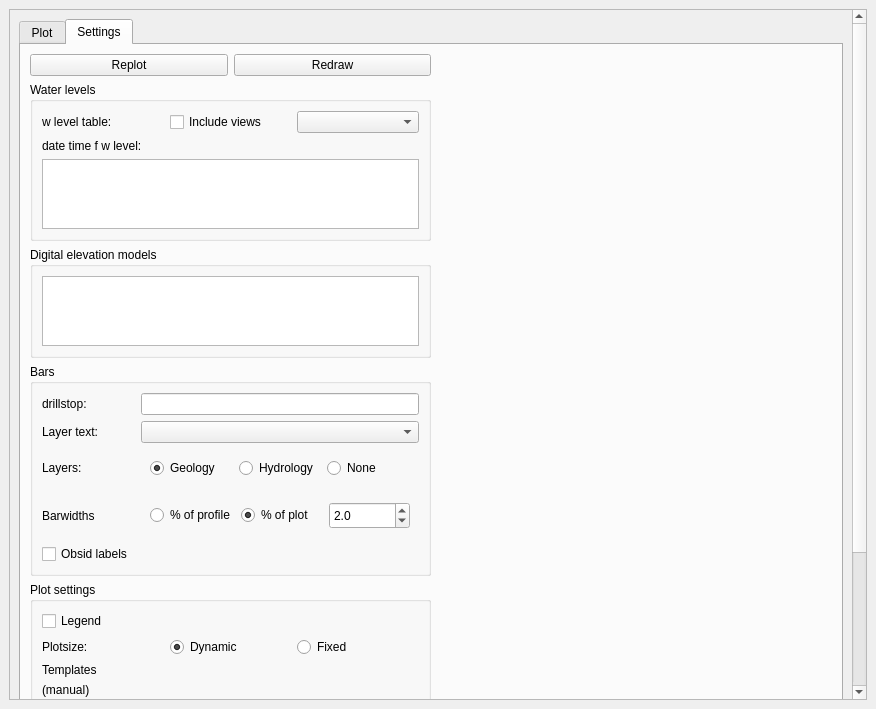
jkall/qgis-midvatten-plugin, file ui/secplotdockwidget.ui: the form before one commit.
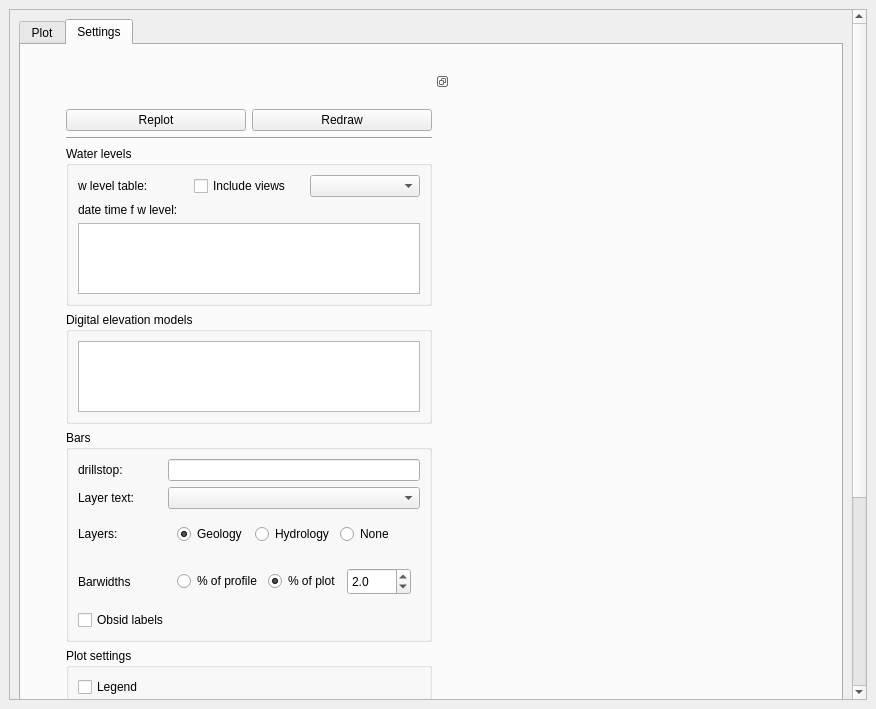
The form after the commit. The open tabs and pages were chosen to show the change. Custom widgets are drawn as their Qt base class.

Commit message: Sectionplot: Sectionplot can now be used with one obsid. No longer limited to more than one.  Sectionplot: Sectionplot can now be used with only a selected line layer (for plotting DEMS and seismic). Sectionplot: Bug fixes.

Diff of the .ui file:
```diff
--- a/ui/secplotdockwidget.ui
+++ b/ui/secplotdockwidget.ui
@@ -28,16 +28,22 @@
         <rect>
          <x>0</x>
          <y>0</y>
-         <width>854</width>
-         <height>662</height>
+         <width>835</width>
+         <height>789</height>
         </rect>
        </property>
        <layout class="QVBoxLayout" name="verticalLayout_9">
         <item>
          <widget class="QTabWidget" name="tabWidget">
+          <property name="tabShape">
+           <enum>QTabWidget::Rounded</enum>
+          </property>
           <property name="currentIndex">
            <number>0</number>
           </property>
+          <property name="elideMode">
+           <enum>Qt::ElideNone</enum>
+          </property>
           <property name="documentMode">
            <bool>false</bool>
           </property>
@@ -79,8 +85,31 @@
            <attribute name="title">
             <string>Settings</string>
            </attribute>
-           <layout class="QVBoxLayout" name="verticalLayout_11">
+           <layout class="QHBoxLayout" name="horizontalLayout_7">
             <item>
+             <widget class="QWidget" name="widget_2" native="true">
+              <layout class="QHBoxLayout" name="horizontalLayout_9">
+               <item>
+                <widget class="QWidget" name="widget_4" native="true">
+                 <layout class="QVBoxLayout" name="verticalLayout_4">
+                  <item>
+                   <widget class="QDockWidget" name="settingsdockWidget">
+                    <property name="sizePolicy">
+                     <sizepolicy hsizetype="Minimum" vsizetype="Minimum">
+                      <horstretch>0</horstretch>
+                      <verstretch>0</verstretch>
+                     </sizepolicy>
+                    </property>
+                    <property name="features">
+                     <set>QDockWidget::DockWidgetFloatable|QDockWidget::DockWidgetMovable</set>
+                    </property>
+                    <property name="windowTitle">
+                     <string/>
+                    </property>
+                    <widget class="QWidget" name="dockWidgetContents_2">
+                     <layout class="QHBoxLayout" name="horizontalLayout_8">
+                      <item>
+                       <widget class="QWidget" name="settingswidget" native="true">
              <layout class="QHBoxLayout" name="horizontalLayout_6">
               <item>
                <layout class="QVBoxLayout" name="verticalLayout_7">
@@ -115,7 +144,20 @@
                  </layout>
                 </item>
                 <item>
-                 <widget class="QgsCollapsibleGroupBox" name="mGroupBox">
+                            <widget class="Line" name="line">
+                             <property name="sizePolicy">
+                              <sizepolicy hsizetype="Preferred" vsizetype="Fixed">
+                               <horstretch>0</horstretch>
+                               <verstretch>0</verstretch>
+                              </sizepolicy>
+                             </property>
+                             <property name="orientation">
+                              <enum>Qt::Horizontal</enum>
+                             </property>
+                            </widget>
+                           </item>
+                           <item>
+                            <widget class="QgsCollapsibleGroupBox" name="wlvl_groupbox">
                   <property name="title">
                    <string>Water levels</string>
                   </property>
@@ -172,6 +214,12 @@
                    </item>
                    <item>
                     <widget class="QTextEdit" name="datetimetextEdit">
+                                <property name="sizePolicy">
+                                 <sizepolicy hsizetype="Preferred" vsizetype="Expanding">
+                                  <horstretch>0</horstretch>
+                                  <verstretch>0</verstretch>
+                                 </sizepolicy>
+                                </property>
                      <property name="toolTip">
                       <string>&lt;!DOCTYPE HTML PUBLIC &quot;-//W3C//DTD HTML 4.0//EN&quot; &quot;http://www.w3.org/TR/REC-html40/strict.dtd&quot;&gt;
 &lt;html&gt;&lt;head&gt;&lt;meta name=&quot;qrichtext&quot; content=&quot;1&quot; /&gt;&lt;style type=&quot;text/css&quot;&gt;
@@ -200,6 +248,12 @@
                   <layout class="QVBoxLayout" name="verticalLayout_8">
                    <item>
                     <widget class="QListWidget" name="inData">
+                                <property name="sizePolicy">
+                                 <sizepolicy hsizetype="Preferred" vsizetype="Expanding">
+                                  <horstretch>0</horstretch>
+                                  <verstretch>0</verstretch>
+                                 </sizepolicy>
+                                </property>
                      <property name="cursor" stdset="0">
                       <cursorShape>ArrowCursor</cursorShape>
                      </property>
@@ -280,6 +334,12 @@
                    </item>
                    <item row="0" column="1" colspan="3">
                     <widget class="QLineEdit" name="drillstoplineEdit">
+                                <property name="sizePolicy">
+                                 <sizepolicy hsizetype="Preferred" vsizetype="Fixed">
+                                  <horstretch>0</horstretch>
+                                  <verstretch>0</verstretch>
+                                 </sizepolicy>
+                                </property>
                      <property name="toolTip">
                       <string extracomment="not yet implemented">select specific drillstop that will be indicated in plot, use % for wildcard</string>
                      </property>
@@ -293,7 +353,7 @@
                     </widget>
                    </item>
                    <item row="2" column="1" colspan="3">
-                    <widget class="QWidget" name="" native="true">
+                               <widget class="QWidget" name="widget" native="true">
                      <layout class="QHBoxLayout" name="horizontalLayout_2">
                       <item>
                        <widget class="QRadioButton" name="Stratigraphy_radioButton">
@@ -333,7 +393,7 @@
                     </widget>
                    </item>
                    <item row="3" column="1" colspan="3">
-                    <widget class="QWidget" name="" native="true">
+                               <widget class="QWidget" name="widget_3" native="true">
                      <layout class="QHBoxLayout" name="horizontalLayout_3">
                       <item>
                        <widget class="QRadioButton" name="width_of_profile">
@@ -527,20 +587,12 @@
                 </item>
                </layout>
               </item>
-              <item>
-               <spacer name="horizontalSpacer">
-                <property name="orientation">
-                 <enum>Qt::Horizontal</enum>
-                </property>
-                <property name="sizeHint" stdset="0">
-                 <size>
-                  <width>40</width>
-                  <height>20</height>
-                 </size>
-                </property>
-               </spacer>
-              </item>
-             </layout>
+                        </layout>
+                       </widget>
+                      </item>
+                     </layout>
+                    </widget>
+                   </widget>
             </item>
             <item>
              <spacer name="verticalSpacer">
@@ -550,10 +602,29 @@
               <property name="sizeHint" stdset="0">
                <size>
                 <width>20</width>
-                <height>675</height>
+                      <height>40</height>
                </size>
               </property>
              </spacer>
+                  </item>
+                 </layout>
+                </widget>
+               </item>
+               <item>
+                <spacer name="horizontalSpacer">
+                 <property name="orientation">
+                  <enum>Qt::Horizontal</enum>
+                 </property>
+                 <property name="sizeHint" stdset="0">
+                  <size>
+                   <width>40</width>
+                   <height>20</height>
+                  </size>
+                 </property>
+                </spacer>
+               </item>
+              </layout>
+             </widget>
             </item>
            </layout>
           </widget>
```
Left out of the diff: 36 changed lines with no effect on the pictures. Lines whose indentation alone changed are shown as unchanged. The commit also changes 5 other files.
